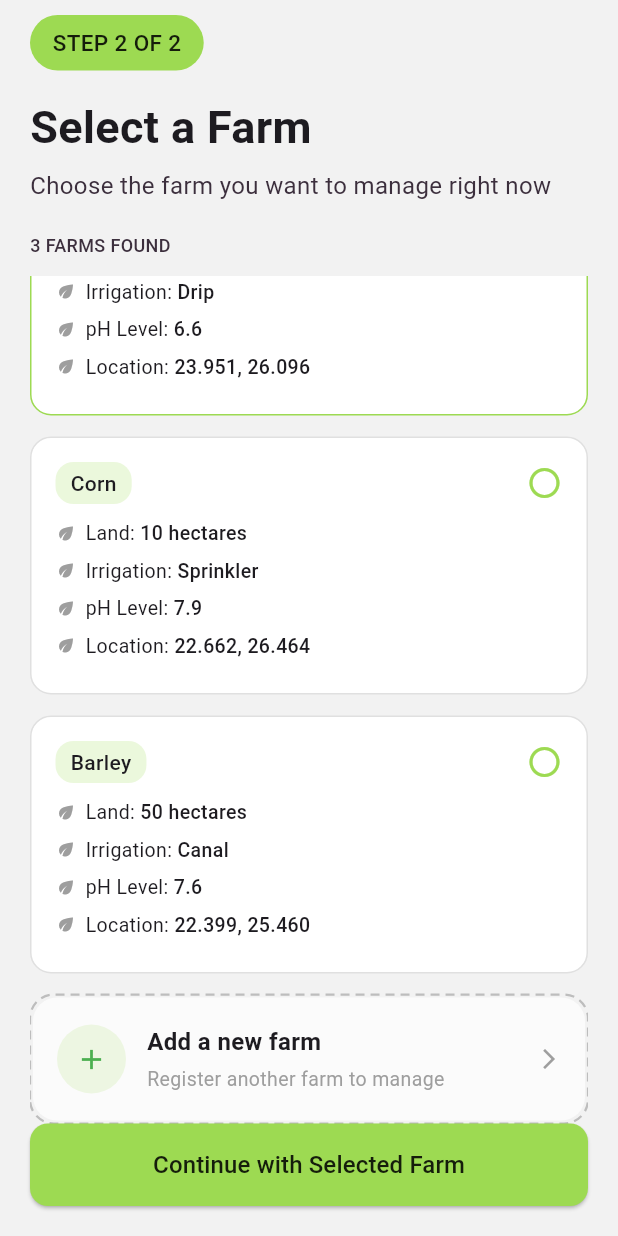
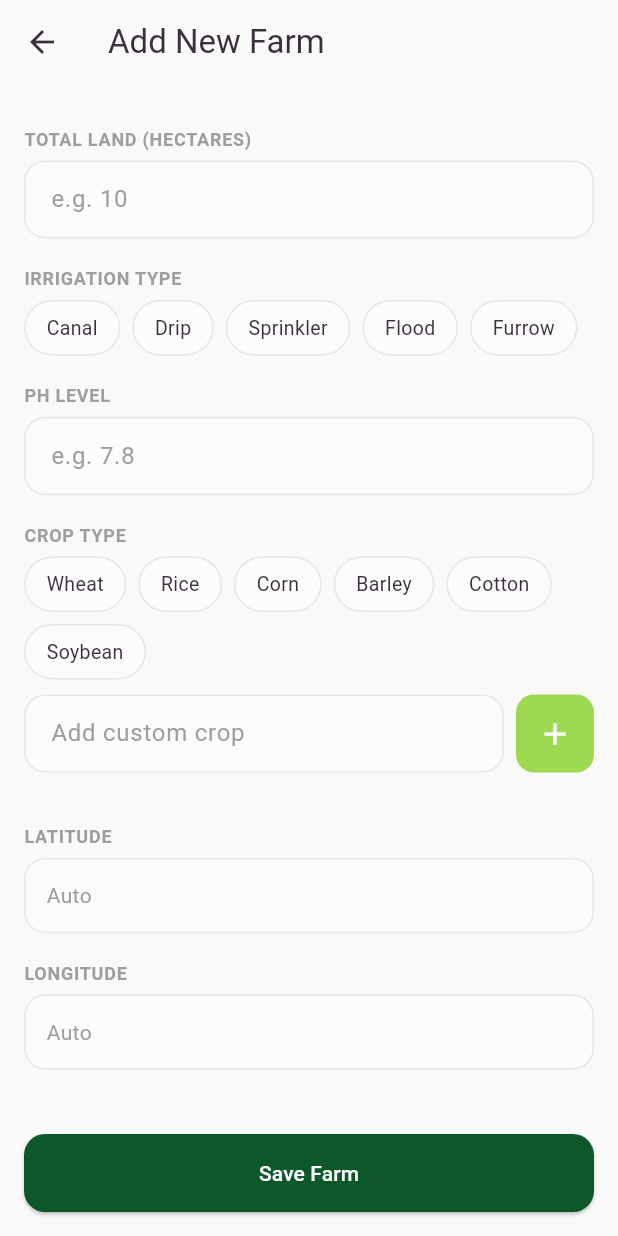
Before and after one commit to RachitJain2204/KhetBuddy, a Flutter app: the SelectFarmPage screen opened by its route, scrolled down 79 dp, after a tap on "Add a new farm", on a phone screen of 412 x 824 dp. Run offline on Flutter 3.47's test engine with Material 3 defaults, Android fonts, the phone set to English and light mode, and no system bars; drawn by our look-alikes of dotted_border; our stand-ins replace dio, geolocator, google_fonts, image_picker, shared_preferences; accounts and stored records are empty.

Commit message:
Added the new farm page

```diff
--- a/lib/app_routes.dart
+++ b/lib/app_routes.dart
@@ -1,4 +1,5 @@
 import 'package:flutter/material.dart';
+import 'package:khet_buddy/farm/presentation/add_farm_page.dart';
 import 'package:khet_buddy/farm/presentation/select_farm_page.dart';
 import 'package:khet_buddy/profile/create_profile.dart';
 import 'auth/presentation/login_screen.dart';
@@ -14,6 +15,7 @@ class AppRoutes {
   static const String homepage = '/homepage';
   static const String createProfile = '/createProfile';
   static const String selectFram = '/selectFarmPage';
+  static const String addFarm = '/addFarmPage';
 
   static Route<dynamic> generateRoute(RouteSettings settings) {
     switch (settings.name) {
@@ -53,6 +55,11 @@ class AppRoutes {
           builder: (_) => const SelectFarmPage(),
         );
 
+      case addFarm:
+        return MaterialPageRoute(
+          builder: (_) => const AddFarmPage(),
+        );
+
       default:
         return MaterialPageRoute(
           builder: (_) => const SplashScreen(),
--- a/lib/auth/presentation/login_screen.dart
+++ b/lib/auth/presentation/login_screen.dart
@@ -214,7 +214,7 @@ class _LoginScreenState extends State<LoginScreen> {
 
                             if (success) {
                               Navigator.pushReplacementNamed(
-                                  context, AppRoutes.selectFram);
+                                  context, AppRoutes.createProfile);
                             } else {
                               ScaffoldMessenger.of(context).showSnackBar(
                                 SnackBar(
--- /dev/null
+++ b/lib/farm/presentation/add_farm_page.dart
@@ -0,0 +1,264 @@
+import 'package:flutter/material.dart';
+import 'package:geolocator/geolocator.dart';
+
+import '../../constants/colors.dart';
+class AddFarmPage extends StatefulWidget {
+  const AddFarmPage({super.key});
+
+  @override
+  State<AddFarmPage> createState() => _AddFarmPageState();
+}
+
+class _AddFarmPageState extends State<AddFarmPage> {
+  final TextEditingController landController = TextEditingController();
+  final TextEditingController phController = TextEditingController();
+  final TextEditingController customCropController = TextEditingController();
+
+  String selectedIrrigation = '';
+  List<String> selectedCrops = [];
+
+  String latitude = '';
+  String longitude = '';
+
+  final List<String> irrigationTypes = [
+    "Canal", "Drip", "Sprinkler", "Flood", "Furrow"
+  ];
+
+  final List<String> cropTypes = [
+    "Wheat", "Rice", "Corn", "Barley", "Cotton", "Soybean"
+  ];
+
+  @override
+  void initState() {
+    super.initState();
+    _getLocation();
+  }
+
+  Future<void> _getLocation() async {
+    bool serviceEnabled = await Geolocator.isLocationServiceEnabled();
+    if (!serviceEnabled) return;
+
+    LocationPermission permission = await Geolocator.requestPermission();
+
+    if (permission == LocationPermission.denied ||
+        permission == LocationPermission.deniedForever) {
+      return;
+    }
+
+    Position position = await Geolocator.getCurrentPosition();
+
+    setState(() {
+      latitude = position.latitude.toStringAsFixed(5);
+      longitude = position.longitude.toStringAsFixed(5);
+    });
+  }
+
+  Widget _sectionTitle(String title) {
+    return Padding(
+      padding: const EdgeInsets.only(top: 18, bottom: 6),
+      child: Text(
+        title,
+        style: const TextStyle(
+          fontSize: 12,
+          fontWeight: FontWeight.w600,
+          color: AppColors.hintText,
+          letterSpacing: 0.5,
+        ),
+      ),
+    );
+  }
+
+  Widget _textField(TextEditingController controller, String hint) {
+    return TextField(
+      controller: controller,
+      decoration: InputDecoration(
+        hintText: hint,
+        hintStyle: const TextStyle(color: AppColors.hintText),
+        filled: true,
+        fillColor: AppColors.cardBackground,
+        contentPadding:
+        const EdgeInsets.symmetric(horizontal: 14, vertical: 14),
+        border: OutlineInputBorder(
+          borderRadius: BorderRadius.circular(14),
+          borderSide: const BorderSide(color: AppColors.cardBorder),
+        ),
+        enabledBorder: OutlineInputBorder(
+          borderRadius: BorderRadius.circular(14),
+          borderSide: const BorderSide(color: AppColors.cardBorder),
+        ),
+        focusedBorder: OutlineInputBorder(
+          borderRadius: BorderRadius.circular(14),
+          borderSide: const BorderSide(color: AppColors.mainGreen),
+        ),
+      ),
+    );
+  }
+
+  Widget _chips(List<String> items, bool singleSelect) {
+    return Wrap(
+      spacing: 8,
+      runSpacing: 8,
+      children: items.map((item) {
+        bool isSelected = singleSelect
+            ? selectedIrrigation == item
+            : selectedCrops.contains(item);
+
+        return GestureDetector(
+          onTap: () {
+            setState(() {
+              if (singleSelect) {
+                selectedIrrigation = item;
+              } else {
+                isSelected
+                    ? selectedCrops.remove(item)
+                    : selectedCrops.add(item);
+              }
+            });
+          },
+          child: AnimatedContainer(
+            duration: const Duration(milliseconds: 200),
+            padding:
+            const EdgeInsets.symmetric(horizontal: 14, vertical: 8),
+            decoration: BoxDecoration(
+              color: isSelected
+                  ? AppColors.lightGreen
+                  : AppColors.cardBackground,
+              borderRadius: BorderRadius.circular(20),
+              border: Border.all(
+                color: isSelected
+                    ? AppColors.mainGreen
+                    : AppColors.cardBorder,
+              ),
+            ),
+            child: Text(
+              item,
+              style: TextStyle(
+                fontSize: 13,
+                color: isSelected
+                    ? AppColors.darkgreen
+                    : AppColors.textBlack,
+              ),
+            ),
+          ),
+        );
+      }).toList(),
+    );
+  }
+
+  Widget _disabledField(String value) {
+    return Container(
+      padding:
+      const EdgeInsets.symmetric(horizontal: 14, vertical: 14),
+      decoration: BoxDecoration(
+        color: AppColors.cardBackground,
+        borderRadius: BorderRadius.circular(14),
+        border: Border.all(color: AppColors.cardBorder),
+      ),
+      child: Text(
+        value.isEmpty ? "Auto" : value,
+        style: const TextStyle(
+          color: AppColors.hintText,
+          fontSize: 14,
+        ),
+      ),
+    );
+  }
+
+  void _addCustomCrop() {
+    if (customCropController.text.trim().isEmpty) return;
+
+    setState(() {
+      selectedCrops.add(customCropController.text.trim());
+      customCropController.clear();
+    });
+  }
+
+  @override
+  Widget build(BuildContext context) {
+    return Scaffold(
+      backgroundColor: AppColors.bgcolor,
+      appBar: AppBar(
+        title: const Text("Add New Farm"),
+        backgroundColor: AppColors.bgcolor,
+        elevation: 0,
+        foregroundColor: AppColors.textBlack,
+      ),
+      body: Padding(
+        padding: const EdgeInsets.symmetric(horizontal: 16),
+        child: ListView(
+          children: [
+            const SizedBox(height: 10),
+
+            _sectionTitle("TOTAL LAND (HECTARES)"),
+            _textField(landController, "e.g. 10"),
+
+            _sectionTitle("IRRIGATION TYPE"),
+            _chips(irrigationTypes, true),
+
+            _sectionTitle("PH LEVEL"),
+            _textField(phController, "e.g. 7.8"),
+
+            _sectionTitle("CROP TYPE"),
+            _chips(cropTypes, false),
+
+            const SizedBox(height: 10),
+
+            // Custom crop input
+            Row(
+              children: [
+                Expanded(
+                  child: _textField(
+                      customCropController, "Add custom crop"),
+                ),
+                const SizedBox(width: 8),
+                GestureDetector(
+                  onTap: _addCustomCrop,
+                  child: Container(
+                    padding: const EdgeInsets.all(14),
+                    decoration: BoxDecoration(
+                      color: AppColors.mainGreen,
+                      borderRadius: BorderRadius.circular(12),
+                    ),
+                    child: const Icon(Icons.add,
+                        color: AppColors.white),
+                  ),
+                )
+              ],
+            ),
+
+            const SizedBox(height: 16),
+
+
+            _sectionTitle("LATITUDE"),
+            _disabledField(latitude),
+
+            _sectionTitle("LONGITUDE"),
+            _disabledField(longitude),
+
+            const SizedBox(height: 30),
+          ],
+        ),
+      ),
+
+      bottomNavigationBar: Padding(
+        padding: const EdgeInsets.all(16),
+        child: SizedBox(
+          height: 52,
+          child: ElevatedButton(
+            onPressed: () {},
+            style: ElevatedButton.styleFrom(
+              backgroundColor: AppColors.darkgreen,
+              shape: RoundedRectangleBorder(
+                borderRadius: BorderRadius.circular(14),
+              ),
+            ),
+            child: const Text(
+              "Save Farm",
+              style: TextStyle(color: AppColors.white),
+            ),
+          ),
+        ),
+      ),
+    );
+  }
+}
--- a/lib/farm/widgets/add_new_farm_card.dart
+++ b/lib/farm/widgets/add_new_farm_card.dart
@@ -1,6 +1,7 @@
 import 'dart:ui' as BorderType;
 import 'package:flutter/material.dart';
 import 'package:dotted_border/dotted_border.dart';
+import '../../app_routes.dart';
 import '../../constants/colors.dart';
 
 class AddFarmCard extends StatelessWidget {
@@ -10,7 +11,8 @@ class AddFarmCard extends StatelessWidget {
   Widget build(BuildContext context) {
     return GestureDetector(
       onTap: () {
-        // TODO: Navigate to Add Farm Screen
+        Navigator.pushReplacementNamed(
+            context, AppRoutes.addFarm);
       },
       child: DottedBorder(
         options: RoundedRectDottedBorderOptions(
--- a/pubspec.yaml
+++ b/pubspec.yaml
@@ -37,6 +37,7 @@ dependencies:
   provider: ^6.1.5+1
   image_picker: ^1.2.1
   dotted_border: ^3.1.0
+  geolocator: ^14.0.2
 
 dev_dependencies:
   flutter_test:
```
Also changed, not shown: pubspec.lock, 4 other files.
